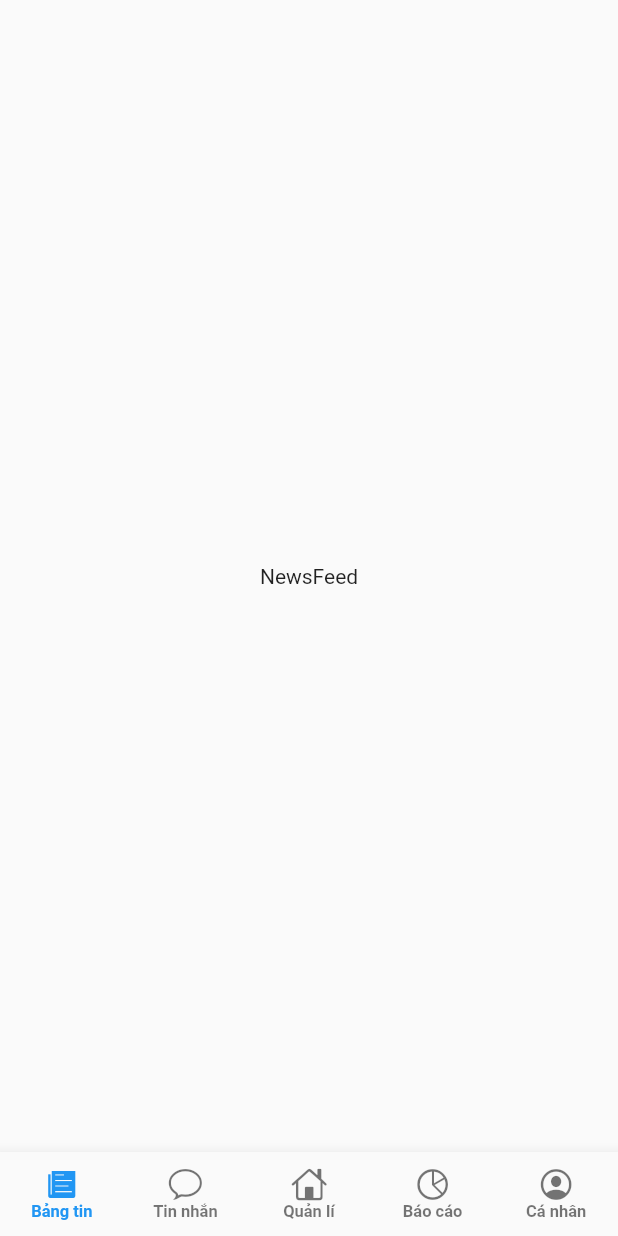
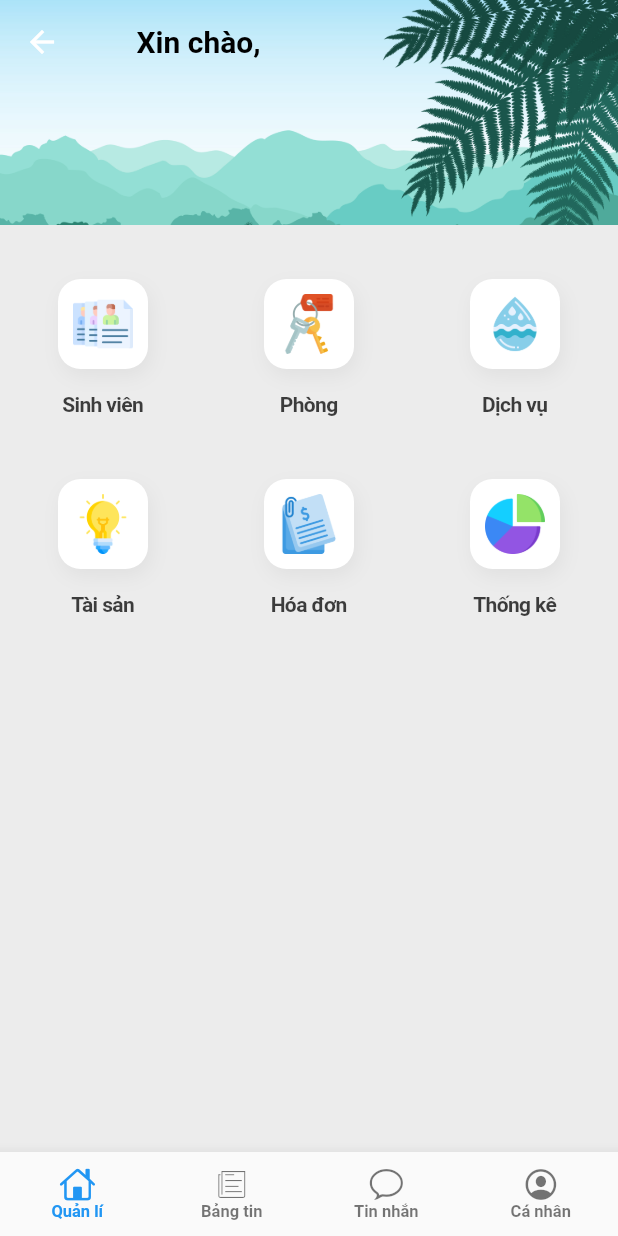
Before and after one commit to bvu-dormitory/bvu-dormitory, a Flutter app: the AdminHomeBottomNavbar screen opened directly, on a phone screen of 412 x 824 dp. Run offline on Flutter 3.47's test engine with Material 2 defaults, Android fonts, the phone set to English and light mode, and no system bars; our stand-ins replace animated_text_kit, cloud_firestore, connectivity, firebase_auth, firebase_core, firebase_messaging and 4 more; missing offline and left inert: dart:ffi; accounts and stored records are empty; generated files the repository leaves out were written again.

Commit message:
add manage screen menu items

```diff
--- a/lib/screens/admin/home/admin.home.controller.dart
+++ b/lib/screens/admin/home/admin.home.controller.dart
@@ -21,14 +21,16 @@ class HomeBottomNavItem {
 
 class AdminHomeController extends BaseController {
   AdminHomeController({required BuildContext context})
-      : super(context: context);
+      : super(context: context) {
+    notifyListeners();
+  }
 
   int _currentNavBarIndex = 0;
   int get currentNavBarIndex => _currentNavBarIndex;
   set currentNavBarIndex(int index) {
     _currentNavBarIndex = index;
     _pageController.animateToPage(index,
-        duration: Duration(milliseconds: 150), curve: Curves.ease);
+        duration: const Duration(milliseconds: 150), curve: Curves.ease);
     notifyListeners();
   }
 
@@ -36,14 +38,18 @@ class AdminHomeController extends BaseController {
   PageController get pageController => _pageController;
 
   List<Widget> getNavItemScreens = [
+    AdminManageScreen(),
     NewsFeedScreen(),
     MessagesScreen(),
-    ManageScreen(),
-    ReportsScreen(),
+    // AdminReportsScreen(),
     ProfileScreen(),
   ];
 
   List<HomeBottomNavItem> get navItemDataList => [
+        HomeBottomNavItem(
+          title: appLocalizations?.home_screen_navbar_item_manage ?? "Quản lí",
+          icon: const Icon(CupertinoIcons.home),
+        ),
         HomeBottomNavItem(
           title:
               appLocalizations?.home_screen_navbar_item_newsfeed ?? "Bảng tin",
@@ -55,15 +61,11 @@ class AdminHomeController extends BaseController {
           icon: const Icon(CupertinoIcons.chat_bubble),
           activeIcon: const Icon(CupertinoIcons.chat_bubble_fill),
         ),
-        HomeBottomNavItem(
-          title: appLocalizations?.home_screen_navbar_item_manage ?? "Quản lí",
-          icon: const Icon(CupertinoIcons.home),
-        ),
-        HomeBottomNavItem(
-          title: appLocalizations?.home_screen_navbar_item_stats ?? "Báo cáo",
-          icon: const Icon(CupertinoIcons.chart_pie),
-          activeIcon: const Icon(CupertinoIcons.chart_pie_fill),
-        ),
+        // HomeBottomNavItem(
+        //   title: appLocalizations?.home_screen_navbar_item_stats ?? "Báo cáo",
+        //   icon: const Icon(CupertinoIcons.chart_pie),
+        //   activeIcon: const Icon(CupertinoIcons.chart_pie_fill),
+        // ),
         HomeBottomNavItem(
           title: appLocalizations?.home_screen_navbar_item_profile ?? "Cá nhân",
           icon: const Icon(CupertinoIcons.profile_circled),
--- a/lib/screens/admin/home/widgets/admin.home.navbar.dart
+++ b/lib/screens/admin/home/widgets/admin.home.navbar.dart
@@ -23,9 +23,13 @@ class _AdminHomeBottomNavbarState extends State<AdminHomeBottomNavbar> {
     return Scaffold(
       body: PageView.builder(
         controller: controller.pageController,
+        physics: const NeverScrollableScrollPhysics(),
         itemCount: controller.getNavItemScreens.length,
         itemBuilder: (context, index) {
           return controller.getNavItemScreens[index];
+        },
+        onPageChanged: (index) {
+          // controller.currentNavBarIndex = index;
         },
       ),
       bottomNavigationBar: BottomNavigationBar(
--- /dev/null
+++ b/lib/screens/admin/manage/manage.controller.dart
@@ -0,0 +1,42 @@
+import 'package:bvu_dormitory/base/base.controller.dart';
+import 'package:flutter/material.dart';
+
+class ManageIconItem {
+  String title;
+  String iconPath;
+  String routeName;
+
+  ManageIconItem({
+    required this.title,
+    required this.iconPath,
+    required this.routeName,
+  });
+}
+
+class AdminManageController extends BaseController {
+  AdminManageController({required BuildContext context})
+      : super(context: context);
+
+  List<ManageIconItem> menuItems = [
+    ManageIconItem(
+        title: "Sinh viên",
+        iconPath: 'lib/assets/icons/profile.png',
+        routeName: ''),
+    ManageIconItem(
+        title: "Phòng",
+        iconPath: 'lib/assets/icons/room-key.png',
+        routeName: ''),
+    ManageIconItem(
+        title: "Dịch vụ",
+        iconPath: 'lib/assets/icons/water-drop.png',
+        routeName: ''),
+    ManageIconItem(
+        title: "Tài sản", iconPath: 'lib/assets/icons/idea.png', routeName: ''),
+    ManageIconItem(
+        title: "Hóa đơn", iconPath: 'lib/assets/icons/bill.png', routeName: ''),
+    ManageIconItem(
+        title: "Thống kê",
+        iconPath: 'lib/assets/icons/pie-chart.png',
+        routeName: ''),
+  ];
+}
--- a/lib/screens/admin/manage/manage.screen.dart
+++ b/lib/screens/admin/manage/manage.screen.dart
@@ -1,53 +1,80 @@
+import 'package:bvu_dormitory/models/user.dart';
+import 'package:bvu_dormitory/screens/admin/manage/manage.controller.dart';
+import 'package:bvu_dormitory/screens/admin/manage/widgets/manage.menu.dart';
+import 'package:bvu_dormitory/screens/admin/manage/widgets/manage.search.dart';
+import 'package:bvu_dormitory/services/repositories/user.repository.dart';
+import 'package:flutter/cupertino.dart';
 import 'package:flutter/material.dart';
+import 'package:flutter/services.dart';
+import 'package:flutter/widgets.dart';
+import 'package:provider/provider.dart';
 
-class ManageScreen extends StatefulWidget {
-  ManageScreen({Key? key}) : super(key: key);
+class AdminManageScreen extends StatefulWidget {
+  AdminManageScreen({Key? key}) : super(key: key);
 
   @override
-  _ManageScreenState createState() => _ManageScreenState();
+  _AdminManageScreenState createState() => _AdminManageScreenState();
 }
 
-class _ManageScreenState extends State<ManageScreen>
+class _AdminManageScreenState extends State<AdminManageScreen>
     with AutomaticKeepAliveClientMixin {
   @override
   bool get wantKeepAlive => true;
 
   @override
   Widget build(BuildContext context) {
-    return Scaffold(
-        body: SafeArea(
-      child: SingleChildScrollView(
-        padding: EdgeInsets.all(20),
-        child: Column(
-          children: [
-            Container(
-              color: Colors.blue,
-              width: double.infinity,
-              height: 300,
-            ),
-            SizedBox(
-              height: 30,
-            ),
-            Container(
-              color: Colors.blue,
-              width: double.infinity,
-              height: 300,
-            ),
-            SizedBox(
-              height: 30,
-            ),
-            Container(
-              color: Colors.red,
-              width: double.infinity,
-              height: 300,
-            ),
-            SizedBox(
-              height: 30,
-            ),
-            TextField(),
-          ],
-        ),
+    return ChangeNotifierProvider(
+      create: (_) => AdminManageController(context: _),
+      child: Scaffold(
+        body: NestedScrollView(
+            headerSliverBuilder: (context, innerBoxIsScrolled) => [
+                  SliverAppBar(
+                    pinned: true,
+                    elevation: 3,
+                    expandedHeight: 150,
+                    centerTitle: false,
+                    titleSpacing: 30,
+                    // leading: Icon(Icons.menu),
+                    title: StreamBuilder<AppUser?>(
+                      stream: UserRepository.getCurrentFireStoreUserStream(),
+                      builder: (context, snapshot) => Text(
+                        "Xin chào, ${snapshot.data?.name}",
+                        textAlign: TextAlign.right,
+                        style: const TextStyle(
+                          color: Colors.black,
+                          fontWeight: FontWeight.bold,
+                        ),
+                      ),
+                    ),
+                    // stretch: true,
+                    systemOverlayStyle: const SystemUiOverlayStyle(
+                      statusBarIconBrightness: Brightness.light,
+                      statusBarBrightness: Brightness.light,
+                    ),
+                    flexibleSpace: FlexibleSpaceBar(
+                      background: Container(
+                        decoration: const BoxDecoration(
+                          image: DecorationImage(
+                            image: AssetImage('lib/assets/2805830.jpg'),
+                            fit: BoxFit.cover,
+                            alignment: Alignment.topLeft,
+                          ),
+                        ),
+                      ),
+                    ),
+                  ),
+                ],
+            body: Container(
+              color: Colors.grey.withOpacity(0.15),
+              child: Column(
+                children: [
+                  Expanded(
+                    child: AdminManageMenu(),
+                  ),
+                ],
+              ),
+            )),
       ),
-    ));
+    );
   }
 }
--- /dev/null
+++ b/lib/screens/admin/manage/widgets/manage.menu.dart
@@ -0,0 +1,85 @@
+import 'package:bvu_dormitory/screens/admin/manage/manage.controller.dart';
+import 'package:flutter/cupertino.dart';
+import 'package:flutter/material.dart';
+import 'package:provider/provider.dart';
+
+class AdminManageMenu extends StatefulWidget {
+  AdminManageMenu({Key? key}) : super(key: key);
+
+  @override
+  _AdminManageMenuState createState() => _AdminManageMenuState();
+}
+
+class _AdminManageMenuState extends State<AdminManageMenu> {
+  late AdminManageController controller;
+
+  @override
+  void didChangeDependencies() {
+    super.didChangeDependencies();
+    controller = Provider.of<AdminManageController>(context, listen: true);
+  }
+
+  @override
+  Widget build(BuildContext context) {
+    return Container(
+      // color: Colors.red,
+      child: GridView.count(
+        padding: EdgeInsets.only(top: 15),
+        crossAxisCount: 3,
+        shrinkWrap: true,
+        childAspectRatio: MediaQuery.of(context).size.width / 400,
+        children: List.generate(
+          controller.menuItems.length,
+          (index) => _menuItem(controller.menuItems[index]),
+        ),
+      ),
+    );
+  }
+
+  _menuItem(ManageIconItem item) {
+    return CupertinoButton(
+      onPressed: () {
+        Navigator.pushNamed(context, item.routeName);
+      },
+      child: Container(
+          padding: EdgeInsets.all(5),
+          decoration: BoxDecoration(
+            // color: Colors.grey.withOpacity(0.25),
+            borderRadius: BorderRadius.circular(20),
+          ),
+          child: Column(
+            mainAxisAlignment: MainAxisAlignment.spaceBetween,
+            crossAxisAlignment: CrossAxisAlignment.center,
+            children: [
+              Container(
+                padding: EdgeInsets.all(10),
+                child: Image.asset(
+                  item.iconPath,
+                  height: 40,
+                ),
+                decoration: BoxDecoration(
+                  color: Colors.white,
+                  borderRadius: BorderRadius.circular(15),
+                  boxShadow: [
+                    BoxShadow(
+                      color: Colors.black.withOpacity(0.05),
+                      offset: Offset(2, 5),
+                      blurRadius: 10,
+                    ),
+                  ],
+                ),
+              ),
+              Text(
+                item.title,
+                // 'Abc',
+                style: TextStyle(
+                  color: Colors.black.withOpacity(0.75),
+                  fontSize: 14,
+                  fontWeight: FontWeight.bold,
+                ),
+              ),
+            ],
+          )),
+    );
+  }
+}
--- /dev/null
+++ b/lib/screens/admin/manage/widgets/manage.search.dart
@@ -0,0 +1,19 @@
+import 'package:flutter/material.dart';
+
+class AdminManageSearchBox extends StatefulWidget {
+  AdminManageSearchBox({Key? key}) : super(key: key);
+
+  @override
+  _AdminManageSearchBoxState createState() => _AdminManageSearchBoxState();
+}
+
+class _AdminManageSearchBoxState extends State<AdminManageSearchBox> {
+  @override
+  Widget build(BuildContext context) {
+    return TextField(
+      decoration: InputDecoration(
+        hintText: 'Tìm kiếm',
+      ),
+    );
+  }
+}
--- a/lib/screens/admin/reports/reports.screen.dart
+++ b/lib/screens/admin/reports/reports.screen.dart
@@ -1,13 +1,13 @@
 import 'package:flutter/material.dart';
 
-class ReportsScreen extends StatefulWidget {
-  ReportsScreen({Key? key}) : super(key: key);
+class AdminReportsScreen extends StatefulWidget {
+  AdminReportsScreen({Key? key}) : super(key: key);
 
   @override
-  _ReportsScreenState createState() => _ReportsScreenState();
+  _AdminReportsScreenState createState() => _AdminReportsScreenState();
 }
 
-class _ReportsScreenState extends State<ReportsScreen>
+class _AdminReportsScreenState extends State<AdminReportsScreen>
     with AutomaticKeepAliveClientMixin {
   @override
   bool get wantKeepAlive => true;
--- a/lib/services/repositories/user.repository.dart
+++ b/lib/services/repositories/user.repository.dart
@@ -27,4 +27,11 @@ class UserRepository {
       return null;
     }
   }
+
+  static Stream<AppUser?> getCurrentFireStoreUserStream() {
+    return _instance
+        .doc(AuthRepository.instance.currentUser?.phoneNumber)
+        .snapshots()
+        .map((user) => AppUser.fromFireStoreDocument(user));
+  }
 }
--- a/pubspec.yaml
+++ b/pubspec.yaml
@@ -33,6 +33,7 @@ dependencies:
   cupertino_icons: ^1.0.2
   animated_text_kit: ^4.2.1
   google_fonts: ^2.1.0
+  fl_chart: ^0.40.2
 
   flutter_localizations:
     sdk: flutter
@@ -77,6 +78,7 @@ flutter:
   # To add assets to your application, add an assets section, like this:
   assets:
     - lib/assets/
+    - lib/assets/icons/
 
   # An image asset can refer to one or more resolution-specific "variants", see
   # https://flutter.dev/assets-and-images/#resolution-aware.
```
Also changed, not shown: lib/assets/2805830.jpg (added), lib/assets/icons/bill.png (added), lib/assets/icons/book.png (added), lib/assets/icons/books.png (added), lib/assets/icons/idea.png (added), lib/assets/icons/pie-chart.png (added), lib/assets/icons/profile.png (added), lib/assets/icons/room-key.png (added), lib/assets/icons/statistics.png (added), lib/assets/icons/water-drop.png (added), pubspec.lock.
